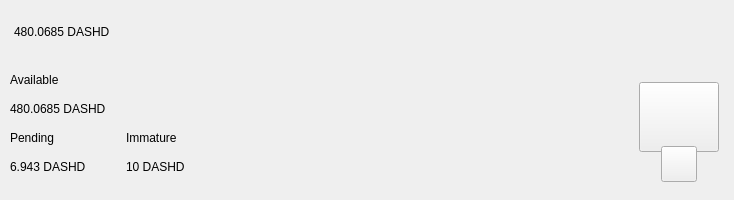
Before: the Qt Designer form src/qt/pivx/forms/topbar.ui in decenomy/DSW, drawn with Qt 5.
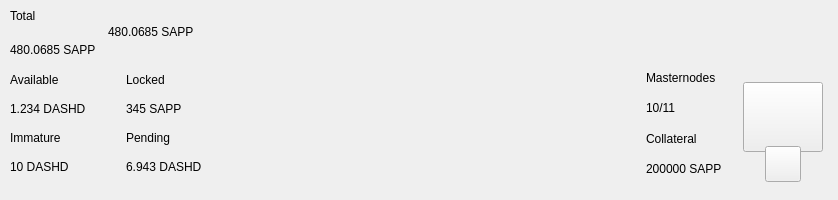
After: the same form once the commit is applied. Custom widgets are drawn as their Qt base class.

Commit message: Merge DSW develop to DASHD-develop

The edit to the form file:
```diff
--- a/src/qt/pivx/forms/topbar.ui
+++ b/src/qt/pivx/forms/topbar.ui
@@ -6,7 +6,7 @@
    <rect>
     <x>0</x>
     <y>0</y>
-    <width>734</width>
+    <width>838</width>
     <height>200</height>
    </rect>
   </property>
@@ -72,73 +72,17 @@
           <number>0</number>
          </property>
          <property name="leftMargin">
-          <number>14</number>
+          <number>10</number>
          </property>
          <property name="topMargin">
           <number>0</number>
          </property>
          <property name="rightMargin">
-          <number>14</number>
+          <number>10</number>
          </property>
          <property name="bottomMargin">
           <number>0</number>
          </property>
-         <item alignment="Qt::AlignVCenter">
-          <widget class="QWidget" name="widgetTopAmount" native="true">
-           <property name="sizePolicy">
-            <sizepolicy hsizetype="Preferred" vsizetype="Maximum">
-             <horstretch>0</horstretch>
-             <verstretch>0</verstretch>
-            </sizepolicy>
-           </property>
-           <layout class="QHBoxLayout" name="horizontalLayout_5">
-            <property name="spacing">
-             <number>0</number>
-            </property>
-            <property name="leftMargin">
-             <number>0</number>
-            </property>
-            <property name="topMargin">
-             <number>0</number>
-            </property>
-            <property name="rightMargin">
-             <number>0</number>
-            </property>
-            <property name="bottomMargin">
-             <number>0</number>
-            </property>
-            <item alignment="Qt::AlignTop">
-             <widget class="QLabel" name="labelAmountTopPiv">
-              <property name="minimumSize">
-               <size>
-                <width>0</width>
-                <height>36</height>
-               </size>
-              </property>
-              <property name="styleSheet">
-               <string notr="true">padding:0px;margin:0px;</string>
-              </property>
-              <property name="text">
-               <string notr="true">480.0685 DASHD</string>
-              </property>
-             </widget>
-            </item>
-           </layout>
-          </widget>
-         </item>
-         <item>
-          <spacer name="horizontalSpacer">
-           <property name="orientation">
-            <enum>Qt::Horizontal</enum>
-           </property>
-           <property name="sizeHint" stdset="0">
-            <size>
-             <width>40</width>
-             <height>20</height>
-            </size>
-           </property>
-          </spacer>
-         </item>
          <item>
           <layout class="QHBoxLayout" name="horizontalLayout_4">
            <property name="spacing">
@@ -147,6 +91,97 @@
            <property name="rightMargin">
             <number>0</number>
            </property>
+           <item>
+            <widget class="QWidget" name="widgetAmount" native="true">
+             <layout class="QVBoxLayout" name="verticalLayout_2">
+              <property name="spacing">
+               <number>2</number>
+              </property>
+              <property name="leftMargin">
+               <number>0</number>
+              </property>
+              <property name="topMargin">
+               <number>0</number>
+              </property>
+              <property name="rightMargin">
+               <number>0</number>
+              </property>
+              <property name="bottomMargin">
+               <number>0</number>
+              </property>
+              <item>
+               <widget class="QLabel" name="labelTitle1">
+                <property name="text">
+                 <string>Total</string>
+                </property>
+               </widget>
+              </item>
+              <item>
+               <widget class="QLabel" name="labelAmountPiv">
+                <property name="text">
+                 <string notr="true">480.0685 SAPP</string>
+                </property>
+               </widget>
+              </item>
+             </layout>
+            </widget>
+           </item>
+           <item alignment="Qt::AlignVCenter">
+            <widget class="QWidget" name="widgetTopAmount" native="true">
+             <property name="sizePolicy">
+              <sizepolicy hsizetype="Preferred" vsizetype="Maximum">
+               <horstretch>0</horstretch>
+               <verstretch>0</verstretch>
+              </sizepolicy>
+             </property>
+             <layout class="QHBoxLayout" name="horizontalLayout_5">
+              <property name="spacing">
+               <number>0</number>
+              </property>
+              <property name="leftMargin">
+               <number>0</number>
+              </property>
+              <property name="topMargin">
+               <number>0</number>
+              </property>
+              <property name="rightMargin">
+               <number>0</number>
+              </property>
+              <property name="bottomMargin">
+               <number>0</number>
+              </property>
+              <item alignment="Qt::AlignTop">
+               <widget class="QLabel" name="labelAmountTopPiv">
+                <property name="minimumSize">
+                 <size>
+                  <width>0</width>
+                  <height>36</height>
+                 </size>
+                </property>
+                <property name="styleSheet">
+                 <string notr="true">padding:0px;margin:0px;</string>
+                </property>
+                <property name="text">
+                 <string notr="true">480.0685 SAPP</string>
+                </property>
+               </widget>
+              </item>
+             </layout>
+            </widget>
+           </item>
+           <item>
+            <spacer name="horizontalSpacer">
+             <property name="orientation">
+              <enum>Qt::Horizontal</enum>
+             </property>
+             <property name="sizeHint" stdset="0">
+              <size>
+               <width>40</width>
+               <height>20</height>
+              </size>
+             </property>
+            </spacer>
+           </item>
            <item alignment="Qt::AlignRight">
             <widget class="QWidget" name="layoutSync" native="true">
              <property name="minimumSize">
@@ -201,6 +236,12 @@
                <height>36</height>
               </size>
              </property>
+             <property name="maximumSize">
+              <size>
+               <width>16777215</width>
+               <height>36</height>
+              </size>
+             </property>
             </widget>
            </item>
            <item>
@@ -211,6 +252,12 @@
                <height>36</height>
               </size>
              </property>
+             <property name="maximumSize">
+              <size>
+               <width>16777215</width>
+               <height>36</height>
+              </size>
+             </property>
             </widget>
            </item>
            <item>
@@ -221,6 +268,12 @@
                <height>36</height>
               </size>
              </property>
+             <property name="maximumSize">
+              <size>
+               <width>16777215</width>
+               <height>36</height>
+              </size>
+             </property>
             </widget>
            </item>
            <item>
@@ -231,6 +284,12 @@
                <height>36</height>
               </size>
              </property>
+             <property name="maximumSize">
+              <size>
+               <width>16777215</width>
+               <height>36</height>
+              </size>
+             </property>
             </widget>
            </item>
            <item>
@@ -241,6 +300,12 @@
                <height>36</height>
               </size>
              </property>
+             <property name="maximumSize">
+              <size>
+               <width>16777215</width>
+               <height>36</height>
+              </size>
+             </property>
             </widget>
            </item>
            <item>
@@ -251,6 +316,12 @@
                <height>36</height>
               </size>
              </property>
+             <property name="maximumSize">
+              <size>
+               <width>16777215</width>
+               <height>36</height>
+              </size>
+             </property>
             </widget>
            </item>
            <item>
@@ -261,6 +332,12 @@
                <height>36</height>
               </size>
              </property>
+             <property name="maximumSize">
+              <size>
+               <width>16777215</width>
+               <height>36</height>
+              </size>
+             </property>
             </widget>
            </item>
            <item>
@@ -271,6 +348,12 @@
                <height>36</height>
               </size>
              </property>
+             <property name="maximumSize">
+              <size>
+               <width>16777215</width>
+               <height>36</height>
+              </size>
+             </property>
             </widget>
            </item>
            <item>
@@ -287,6 +370,12 @@
                <height>0</height>
               </size>
              </property>
+             <property name="maximumSize">
+              <size>
+               <width>16777215</width>
+               <height>36</height>
+              </size>
+             </property>
             </widget>
            </item>
            <item>
@@ -313,6 +402,12 @@
                <height>36</height>
               </size>
              </property>
+             <property name="maximumSize">
+              <size>
+               <width>16777215</width>
+               <height>36</height>
+              </size>
+             </property>
             </widget>
            </item>
           </layout>
@@ -357,24 +452,6 @@
              <property name="rightMargin">
               <number>30</number>
              </property>
-             <item>
-              <layout class="QVBoxLayout" name="verticalLayout_2">
-               <item>
-                <widget class="QLabel" name="labelTitle1">
-                 <property name="text">
-                  <string>Available</string>
-                 </property>
-                </widget>
-               </item>
-               <item>
-                <widget class="QLabel" name="labelAmountPiv">
-                 <property name="text">
-                  <string notr="true">480.0685 DASHD</string>
-                 </property>
-                </widget>
-               </item>
-              </layout>
-             </item>
              <item>
               <layout class="QHBoxLayout" name="horizontalLayout_2">
                <property name="spacing">
@@ -383,16 +460,30 @@
                <item>
                 <layout class="QVBoxLayout" name="verticalLayout_3">
                  <item>
-                  <widget class="QLabel" name="labelTitle3">
+                  <widget class="QLabel" name="labelTitle5">
                    <property name="text">
-                    <string>Pending</string>
+                    <string>Available</string>
                    </property>
                   </widget>
                  </item>
                  <item>
-                  <widget class="QLabel" name="labelPendingPiv">
+                  <widget class="QLabel" name="labelAvailablePiv">
                    <property name="text">
-                    <string notr="true">6.943 DASHD</string>
+                    <string>1.234 DASHD</string>
+                   </property>
+                  </widget>
+                 </item>
+                 <item>
+                  <widget class="QLabel" name="labelTitle4">
+                   <property name="text">
+                    <string>Immature</string>
+                   </property>
+                  </widget>
+                 </item>
+                 <item>
+                  <widget class="QLabel" name="labelImmaturePiv">
+                   <property name="text">
+                    <string notr="true">10 DASHD</string>
                    </property>
                   </widget>
                  </item>
@@ -417,16 +508,30 @@
                <item>
                 <layout class="QVBoxLayout" name="verticalLayout_4">
                  <item>
-                  <widget class="QLabel" name="labelTitle4">
+                  <widget class="QLabel" name="labelTitle6">
                    <property name="text">
-                    <string>Immature</string>
+                    <string>Locked</string>
                    </property>
                   </widget>
                  </item>
                  <item>
-                  <widget class="QLabel" name="labelImmaturePiv">
+                  <widget class="QLabel" name="labelLockedPiv">
                    <property name="text">
-                    <string notr="true">10 DASHD</string>
+                    <string>345 SAPP</string>
+                   </property>
+                  </widget>
+                 </item>
+                 <item>
+                  <widget class="QLabel" name="labelTitle3">
+                   <property name="text">
+                    <string>Pending</string>
+                   </property>
+                  </widget>
+                 </item>
+                 <item>
+                  <widget class="QLabel" name="labelPendingPiv">
+                   <property name="text">
+                    <string notr="true">6.943 DASHD</string>
                    </property>
                   </widget>
                  </item>
@@ -451,7 +556,49 @@
            </property>
           </spacer>
          </item>
-         <item alignment="Qt::AlignHCenter|Qt::AlignVCenter">
+         <item>
+          <layout class="QHBoxLayout" name="horizontalLayout_6">
+           <property name="rightMargin">
+            <number>10</number>
+           </property>
+           <property name="bottomMargin">
+            <number>9</number>
+           </property>
+           <item>
+            <layout class="QVBoxLayout" name="verticalLayout_5">
+             <item>
+              <widget class="QLabel" name="labelMasternodesTitle">
+               <property name="text">
+                <string>Masternodes</string>
+               </property>
+              </widget>
+             </item>
+             <item>
+              <widget class="QLabel" name="labelMasternodeCount">
+               <property name="text">
+                <string>10/11</string>
+               </property>
+              </widget>
+             </item>
+             <item>
+              <widget class="QLabel" name="labelTitle8">
+               <property name="text">
+                <string>Collateral</string>
+               </property>
+              </widget>
+             </item>
+             <item>
+              <widget class="QLabel" name="labelCollateralPiv">
+               <property name="text">
+                <string notr="true">200000 SAPP</string>
+               </property>
+              </widget>
+             </item>
+            </layout>
+           </item>
+          </layout>
+         </item>
+         <item>
           <widget class="QWidget" name="qrContainer" native="true">
            <property name="sizePolicy">
             <sizepolicy hsizetype="Preferred" vsizetype="Minimum">
```
Left out of the diff: 4 changed lines with no effect on the pictures. The commit also changes 191 other files.
